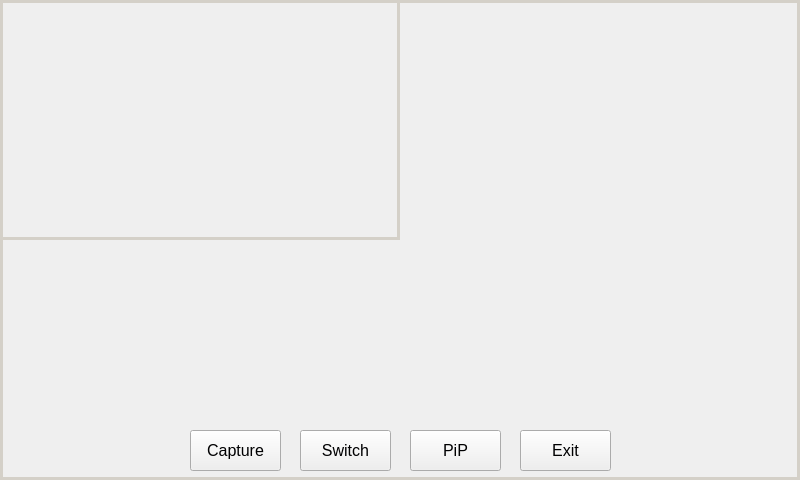
This is src/mainwindow.ui in DeVdistress/dual-camera-demo-1.0 as Qt 5 draws it before an edit. The edited form follows.
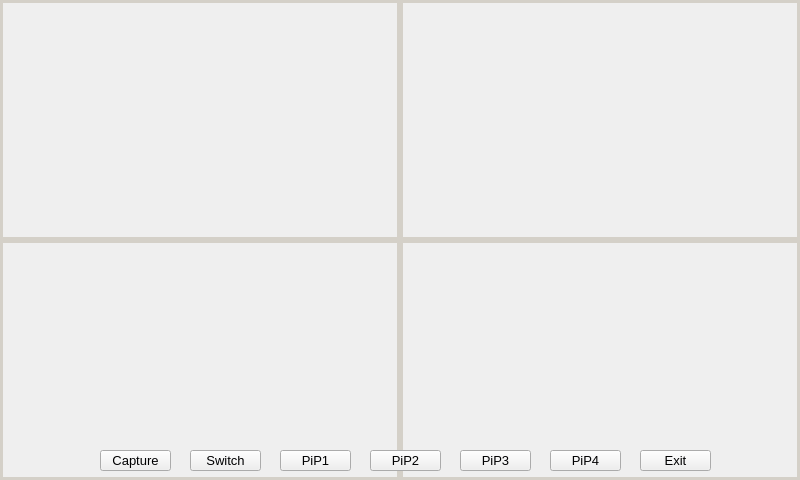
This is the edited form.

Patch:
```diff
--- a/src/mainwindow.ui
+++ b/src/mainwindow.ui
@@ -17,10 +17,10 @@
    <widget class="QPushButton" name="capture">
     <property name="geometry">
      <rect>
-      <x>190</x>
-      <y>430</y>
-      <width>91</width>
-      <height>41</height>
+      <x>100</x>
+      <y>450</y>
+      <width>71</width>
+      <height>21</height>
      </rect>
     </property>
     <property name="palette">
@@ -117,7 +117,7 @@
     <property name="font">
      <font>
       <family>Ubuntu</family>
-      <pointsize>12</pointsize>
+      <pointsize>10</pointsize>
       <weight>50</weight>
       <italic>false</italic>
       <bold>false</bold>
@@ -133,10 +133,10 @@
    <widget class="QPushButton" name="switch_2">
     <property name="geometry">
      <rect>
-      <x>300</x>
-      <y>430</y>
-      <width>91</width>
-      <height>41</height>
+      <x>190</x>
+      <y>450</y>
+      <width>71</width>
+      <height>21</height>
      </rect>
     </property>
     <property name="palette">
@@ -233,7 +233,7 @@
     <property name="font">
      <font>
       <family>Ubuntu</family>
-      <pointsize>12</pointsize>
+      <pointsize>10</pointsize>
      </font>
     </property>
     <property name="styleSheet">
@@ -246,10 +246,10 @@
    <widget class="QPushButton" name="pip">
     <property name="geometry">
      <rect>
-      <x>410</x>
-      <y>430</y>
-      <width>91</width>
-      <height>41</height>
+      <x>280</x>
+      <y>450</y>
+      <width>71</width>
+      <height>21</height>
      </rect>
     </property>
     <property name="palette">
@@ -346,127 +346,14 @@
     <property name="font">
      <font>
       <family>Ubuntu</family>
-      <pointsize>12</pointsize>
+      <pointsize>10</pointsize>
      </font>
     </property>
     <property name="styleSheet">
      <string notr="true">color: rgb(0, 0, 1);</string>
     </property>
     <property name="text">
-     <string>PiP</string>
-    </property>
-   </widget>
-   <widget class="QPushButton" name="exit">
-    <property name="geometry">
-     <rect>
-      <x>520</x>
-      <y>430</y>
-      <width>91</width>
-      <height>41</height>
-     </rect>
-    </property>
-    <property name="palette">
-     <palette>
-      <active>
-       <colorrole role="WindowText">
-        <brush brushstyle="SolidPattern">
-         <color alpha="255">
-          <red>0</red>
-          <green>0</green>
-          <blue>1</blue>
-         </color>
-        </brush>
-       </colorrole>
-       <colorrole role="Text">
-        <brush brushstyle="SolidPattern">
-         <color alpha="255">
-          <red>0</red>
-          <green>0</green>
-          <blue>1</blue>
-         </color>
-        </brush>
-       </colorrole>
-       <colorrole role="ButtonText">
-        <brush brushstyle="SolidPattern">
-         <color alpha="255">
-          <red>0</red>
-          <green>0</green>
-          <blue>1</blue>
-         </color>
-        </brush>
-       </colorrole>
-      </active>
-      <inactive>
-       <colorrole role="WindowText">
-        <brush brushstyle="SolidPattern">
-         <color alpha="255">
-          <red>0</red>
-          <green>0</green>
-          <blue>1</blue>
-         </color>
-        </brush>
-       </colorrole>
-       <colorrole role="Text">
-        <brush brushstyle="SolidPattern">
-         <color alpha="255">
-          <red>0</red>
-          <green>0</green>
-          <blue>1</blue>
-         </color>
-        </brush>
-       </colorrole>
-       <colorrole role="ButtonText">
-        <brush brushstyle="SolidPattern">
-         <color alpha="255">
-          <red>0</red>
-          <green>0</green>
-          <blue>1</blue>
-         </color>
-        </brush>
-       </colorrole>
-      </inactive>
-      <disabled>
-       <colorrole role="WindowText">
-        <brush brushstyle="SolidPattern">
-         <color alpha="255">
-          <red>0</red>
-          <green>0</green>
-          <blue>1</blue>
-         </color>
-        </brush>
-       </colorrole>
-       <colorrole role="Text">
-        <brush brushstyle="SolidPattern">
-         <color alpha="255">
-          <red>0</red>
-          <green>0</green>
-          <blue>1</blue>
-         </color>
-        </brush>
-       </colorrole>
-       <colorrole role="ButtonText">
-        <brush brushstyle="SolidPattern">
-         <color alpha="255">
-          <red>0</red>
-          <green>0</green>
-          <blue>1</blue>
-         </color>
-        </brush>
-       </colorrole>
-      </disabled>
-     </palette>
-    </property>
-    <property name="font">
-     <font>
-      <family>Ubuntu</family>
-      <pointsize>12</pointsize>
-     </font>
-    </property>
-    <property name="styleSheet">
-     <string notr="true">color: rgb(0, 0, 1);</string>
-    </property>
-    <property name="text">
-     <string>Exit</string>
+     <string>PiP1</string>
     </property>
    </widget>
    <widget class="QFrame" name="frame">
@@ -490,6 +377,72 @@
     <property name="lineWidth">
      <number>3</number>
     </property>
+    <widget class="QFrame" name="frame_pip_2">
+     <property name="geometry">
+      <rect>
+       <x>400</x>
+       <y>0</y>
+       <width>400</width>
+       <height>240</height>
+      </rect>
+     </property>
+     <property name="styleSheet">
+      <string notr="true">color: rgb(212, 208, 200);</string>
+     </property>
+     <property name="frameShape">
+      <enum>QFrame::Panel</enum>
+     </property>
+     <property name="frameShadow">
+      <enum>QFrame::Plain</enum>
+     </property>
+     <property name="lineWidth">
+      <number>3</number>
+     </property>
+    </widget>
+    <widget class="QFrame" name="frame_pip_3">
+     <property name="geometry">
+      <rect>
+       <x>0</x>
+       <y>240</y>
+       <width>400</width>
+       <height>240</height>
+      </rect>
+     </property>
+     <property name="styleSheet">
+      <string notr="true">color: rgb(212, 208, 200);</string>
+     </property>
+     <property name="frameShape">
+      <enum>QFrame::Panel</enum>
+     </property>
+     <property name="frameShadow">
+      <enum>QFrame::Plain</enum>
+     </property>
+     <property name="lineWidth">
+      <number>3</number>
+     </property>
+    </widget>
+    <widget class="QFrame" name="frame_pip_4">
+     <property name="geometry">
+      <rect>
+       <x>400</x>
+       <y>240</y>
+       <width>400</width>
+       <height>240</height>
+      </rect>
+     </property>
+     <property name="styleSheet">
+      <string notr="true">color: rgb(212, 208, 200);</string>
+     </property>
+     <property name="frameShape">
+      <enum>QFrame::Panel</enum>
+     </property>
+     <property name="frameShadow">
+      <enum>QFrame::Plain</enum>
+     </property>
+     <property name="lineWidth">
+      <number>3</number>
+     </property>
+    </widget>
    </widget>
    <widget class="QFrame" name="frame_pip">
     <property name="geometry">
@@ -513,12 +466,467 @@
      <number>3</number>
     </property>
    </widget>
+   <widget class="QPushButton" name="pip_2">
+    <property name="geometry">
+     <rect>
+      <x>370</x>
+      <y>450</y>
+      <width>71</width>
+      <height>21</height>
+     </rect>
+    </property>
+    <property name="palette">
+     <palette>
+      <active>
+       <colorrole role="WindowText">
+        <brush brushstyle="SolidPattern">
+         <color alpha="255">
+          <red>0</red>
+          <green>0</green>
+          <blue>1</blue>
+         </color>
+        </brush>
+       </colorrole>
+       <colorrole role="Text">
+        <brush brushstyle="SolidPattern">
+         <color alpha="255">
+          <red>0</red>
+          <green>0</green>
+          <blue>1</blue>
+         </color>
+        </brush>
+       </colorrole>
+       <colorrole role="ButtonText">
+        <brush brushstyle="SolidPattern">
+         <color alpha="255">
+          <red>0</red>
+          <green>0</green>
+          <blue>1</blue>
+         </color>
+        </brush>
+       </colorrole>
+      </active>
+      <inactive>
+       <colorrole role="WindowText">
+        <brush brushstyle="SolidPattern">
+         <color alpha="255">
+          <red>0</red>
+          <green>0</green>
+          <blue>1</blue>
+         </color>
+        </brush>
+       </colorrole>
+       <colorrole role="Text">
+        <brush brushstyle="SolidPattern">
+         <color alpha="255">
+          <red>0</red>
+          <green>0</green>
+          <blue>1</blue>
+         </color>
+        </brush>
+       </colorrole>
+       <colorrole role="ButtonText">
+        <brush brushstyle="SolidPattern">
+         <color alpha="255">
+          <red>0</red>
+          <green>0</green>
+          <blue>1</blue>
+         </color>
+        </brush>
+       </colorrole>
+      </inactive>
+      <disabled>
+       <colorrole role="WindowText">
+        <brush brushstyle="SolidPattern">
+         <color alpha="255">
+          <red>0</red>
+          <green>0</green>
+          <blue>1</blue>
+         </color>
+        </brush>
+       </colorrole>
+       <colorrole role="Text">
+        <brush brushstyle="SolidPattern">
+         <color alpha="255">
+          <red>0</red>
+          <green>0</green>
+          <blue>1</blue>
+         </color>
+        </brush>
+       </colorrole>
+       <colorrole role="ButtonText">
+        <brush brushstyle="SolidPattern">
+         <color alpha="255">
+          <red>0</red>
+          <green>0</green>
+          <blue>1</blue>
+         </color>
+        </brush>
+       </colorrole>
+      </disabled>
+     </palette>
+    </property>
+    <property name="font">
+     <font>
+      <family>Ubuntu</family>
+      <pointsize>10</pointsize>
+     </font>
+    </property>
+    <property name="styleSheet">
+     <string notr="true">color: rgb(0, 0, 1);</string>
+    </property>
+    <property name="text">
+     <string>PiP2</string>
+    </property>
+   </widget>
+   <widget class="QPushButton" name="pip_3">
+    <property name="geometry">
+     <rect>
+      <x>460</x>
+      <y>450</y>
+      <width>71</width>
+      <height>21</height>
+     </rect>
+    </property>
+    <property name="palette">
+     <palette>
+      <active>
+       <colorrole role="WindowText">
+        <brush brushstyle="SolidPattern">
+         <color alpha="255">
+          <red>0</red>
+          <green>0</green>
+          <blue>1</blue>
+         </color>
+        </brush>
+       </colorrole>
+       <colorrole role="Text">
+        <brush brushstyle="SolidPattern">
+         <color alpha="255">
+          <red>0</red>
+          <green>0</green>
+          <blue>1</blue>
+         </color>
+        </brush>
+       </colorrole>
+       <colorrole role="ButtonText">
+        <brush brushstyle="SolidPattern">
+         <color alpha="255">
+          <red>0</red>
+          <green>0</green>
+          <blue>1</blue>
+         </color>
+        </brush>
+       </colorrole>
+      </active>
+      <inactive>
+       <colorrole role="WindowText">
+        <brush brushstyle="SolidPattern">
+         <color alpha="255">
+          <red>0</red>
+          <green>0</green>
+          <blue>1</blue>
+         </color>
+        </brush>
+       </colorrole>
+       <colorrole role="Text">
+        <brush brushstyle="SolidPattern">
+         <color alpha="255">
+          <red>0</red>
+          <green>0</green>
+          <blue>1</blue>
+         </color>
+        </brush>
+       </colorrole>
+       <colorrole role="ButtonText">
+        <brush brushstyle="SolidPattern">
+         <color alpha="255">
+          <red>0</red>
+          <green>0</green>
+          <blue>1</blue>
+         </color>
+        </brush>
+       </colorrole>
+      </inactive>
+      <disabled>
+       <colorrole role="WindowText">
+        <brush brushstyle="SolidPattern">
+         <color alpha="255">
+          <red>0</red>
+          <green>0</green>
+          <blue>1</blue>
+         </color>
+        </brush>
+       </colorrole>
+       <colorrole role="Text">
+        <brush brushstyle="SolidPattern">
+         <color alpha="255">
+          <red>0</red>
+          <green>0</green>
+          <blue>1</blue>
+         </color>
+        </brush>
+       </colorrole>
+       <colorrole role="ButtonText">
+        <brush brushstyle="SolidPattern">
+         <color alpha="255">
+          <red>0</red>
+          <green>0</green>
+          <blue>1</blue>
+         </color>
+        </brush>
+       </colorrole>
+      </disabled>
+     </palette>
+    </property>
+    <property name="font">
+     <font>
+      <family>Ubuntu</family>
+      <pointsize>10</pointsize>
+     </font>
+    </property>
+    <property name="styleSheet">
+     <string notr="true">color: rgb(0, 0, 1);</string>
+    </property>
+    <property name="text">
+     <string>PiP3</string>
+    </property>
+   </widget>
+   <widget class="QPushButton" name="exit">
+    <property name="geometry">
+     <rect>
+      <x>640</x>
+      <y>450</y>
+      <width>71</width>
+      <height>21</height>
+     </rect>
+    </property>
+    <property name="palette">
+     <palette>
+      <active>
+       <colorrole role="WindowText">
+        <brush brushstyle="SolidPattern">
+         <color alpha="255">
+          <red>0</red>
+          <green>0</green>
+          <blue>1</blue>
+         </color>
+        </brush>
+       </colorrole>
+       <colorrole role="Text">
+        <brush brushstyle="SolidPattern">
+         <color alpha="255">
+          <red>0</red>
+          <green>0</green>
+          <blue>1</blue>
+         </color>
+        </brush>
+       </colorrole>
+       <colorrole role="ButtonText">
+        <brush brushstyle="SolidPattern">
+         <color alpha="255">
+          <red>0</red>
+          <green>0</green>
+          <blue>1</blue>
+         </color>
+        </brush>
+       </colorrole>
+      </active>
+      <inactive>
+       <colorrole role="WindowText">
+        <brush brushstyle="SolidPattern">
+         <color alpha="255">
+          <red>0</red>
+          <green>0</green>
+          <blue>1</blue>
+         </color>
+        </brush>
+       </colorrole>
+       <colorrole role="Text">
+        <brush brushstyle="SolidPattern">
+         <color alpha="255">
+          <red>0</red>
+          <green>0</green>
+          <blue>1</blue>
+         </color>
+        </brush>
+       </colorrole>
+       <colorrole role="ButtonText">
+        <brush brushstyle="SolidPattern">
+         <color alpha="255">
+          <red>0</red>
+          <green>0</green>
+          <blue>1</blue>
+         </color>
+        </brush>
+       </colorrole>
+      </inactive>
+      <disabled>
+       <colorrole role="WindowText">
+        <brush brushstyle="SolidPattern">
+         <color alpha="255">
+          <red>0</red>
+          <green>0</green>
+          <blue>1</blue>
+         </color>
+        </brush>
+       </colorrole>
+       <colorrole role="Text">
+        <brush brushstyle="SolidPattern">
+         <color alpha="255">
+          <red>0</red>
+          <green>0</green>
+          <blue>1</blue>
+         </color>
+        </brush>
+       </colorrole>
+       <colorrole role="ButtonText">
+        <brush brushstyle="SolidPattern">
+         <color alpha="255">
+          <red>0</red>
+          <green>0</green>
+          <blue>1</blue>
+         </color>
+        </brush>
+       </colorrole>
+      </disabled>
+     </palette>
+    </property>
+    <property name="font">
+     <font>
+      <family>Ubuntu</family>
+      <pointsize>10</pointsize>
+     </font>
+    </property>
+    <property name="styleSheet">
+     <string notr="true">color: rgb(0, 0, 1);</string>
+    </property>
+    <property name="text">
+     <string>Exit</string>
+    </property>
+   </widget>
+   <widget class="QPushButton" name="pip_4">
+    <property name="geometry">
+     <rect>
+      <x>550</x>
+      <y>450</y>
+      <width>71</width>
+      <height>21</height>
+     </rect>
+    </property>
+    <property name="palette">
+     <palette>
+      <active>
+       <colorrole role="WindowText">
+        <brush brushstyle="SolidPattern">
+         <color alpha="255">
+          <red>0</red>
+          <green>0</green>
+          <blue>1</blue>
+         </color>
+        </brush>
+       </colorrole>
+       <colorrole role="Text">
+        <brush brushstyle="SolidPattern">
+         <color alpha="255">
+          <red>0</red>
+          <green>0</green>
+          <blue>1</blue>
+         </color>
+        </brush>
+       </colorrole>
+       <colorrole role="ButtonText">
+        <brush brushstyle="SolidPattern">
+         <color alpha="255">
+          <red>0</red>
+          <green>0</green>
+          <blue>1</blue>
+         </color>
+        </brush>
+       </colorrole>
+      </active>
+      <inactive>
+       <colorrole role="WindowText">
+        <brush brushstyle="SolidPattern">
+         <color alpha="255">
+          <red>0</red>
+          <green>0</green>
+          <blue>1</blue>
+         </color>
+        </brush>
+       </colorrole>
+       <colorrole role="Text">
+        <brush brushstyle="SolidPattern">
+         <color alpha="255">
+          <red>0</red>
+          <green>0</green>
+          <blue>1</blue>
+         </color>
+        </brush>
+       </colorrole>
+       <colorrole role="ButtonText">
+        <brush brushstyle="SolidPattern">
+         <color alpha="255">
+          <red>0</red>
+          <green>0</green>
+          <blue>1</blue>
+         </color>
+        </brush>
+       </colorrole>
+      </inactive>
+      <disabled>
+       <colorrole role="WindowText">
+        <brush brushstyle="SolidPattern">
+         <color alpha="255">
+          <red>0</red>
+          <green>0</green>
+          <blue>1</blue>
+         </color>
+        </brush>
+       </colorrole>
+       <colorrole role="Text">
+        <brush brushstyle="SolidPattern">
+         <color alpha="255">
+          <red>0</red>
+          <green>0</green>
+          <blue>1</blue>
+         </color>
+        </brush>
+       </colorrole>
+       <colorrole role="ButtonText">
+        <brush brushstyle="SolidPattern">
+         <color alpha="255">
+          <red>0</red>
+          <green>0</green>
+          <blue>1</blue>
+         </color>
+        </brush>
+       </colorrole>
+      </disabled>
+     </palette>
+    </property>
+    <property name="font">
+     <font>
+      <family>Ubuntu</family>
+      <pointsize>10</pointsize>
+     </font>
+    </property>
+    <property name="styleSheet">
+     <string notr="true">color: rgb(0, 0, 1);</string>
+    </property>
+    <property name="text">
+     <string>PiP4</string>
+    </property>
+   </widget>
    <zorder>frame</zorder>
    <zorder>capture</zorder>
-   <zorder>exit</zorder>
    <zorder>switch_2</zorder>
    <zorder>pip</zorder>
    <zorder>frame_pip</zorder>
+   <zorder>pip_2</zorder>
+   <zorder>pip_3</zorder>
+   <zorder>exit</zorder>
+   <zorder>pip_4</zorder>
   </widget>
  </widget>
  <layoutdefault spacing="6" margin="11"/>
```
